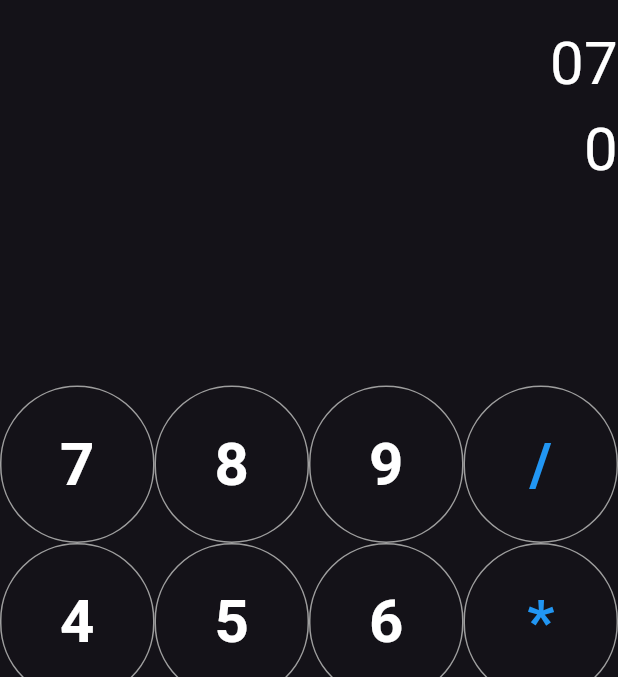
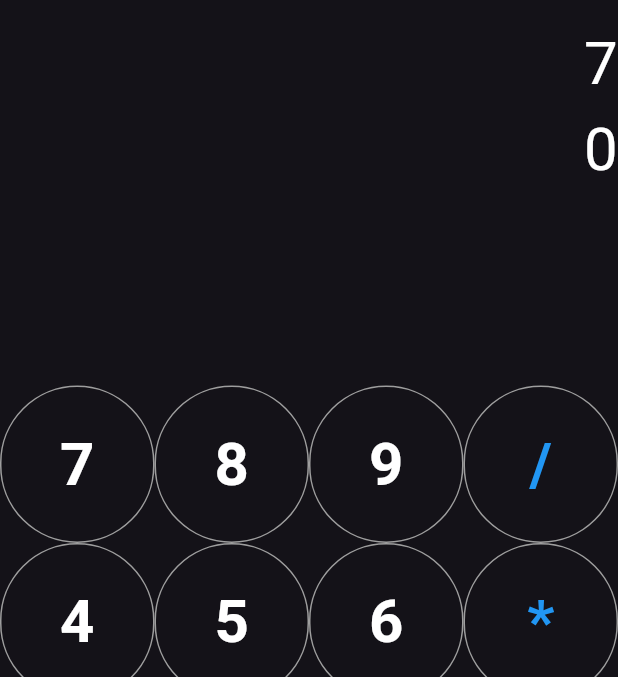
Before and after one commit to lutfiergunsen/Mobile, a Flutter app: the screen it shows after launch, after a tap on an icon or button, on a phone screen of 412 x 824 dp, the part 63-740 px from its top. Run offline on Flutter 3.47's test engine with Material 3 defaults, Android fonts, the phone set to English and light mode, and no system bars; our stand-ins replace math_expressions.

Commit message:
eerdem_aq

```diff
--- a/Mobile_03/lib/main.dart
+++ b/Mobile_03/lib/main.dart
@@ -47,11 +47,14 @@ class _CalculatorState extends State<Calculator> {
     }
 
     setState(() {
-      if (buttonText == "AC") {
+      if (displayText == "0" && buttonText != "AC" && buttonText != "C") {
+        displayText = buttonText;
+      } else if (buttonText == "AC") {
         displayText = "0";
         res = "0";
       } else if (buttonText == "C") {
         displayText = displayText.substring(0, displayText.length - 1);
+        if (displayText == "") displayText = "0";
       } else if (buttonText == "=") {
         letstart(displayText);
       } else {
```
